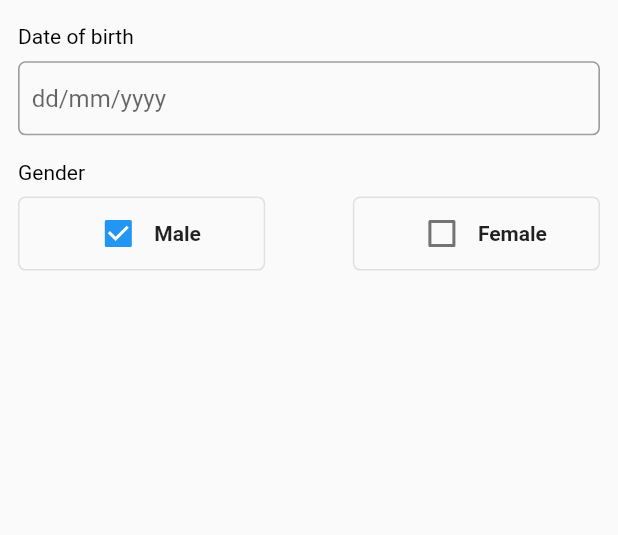
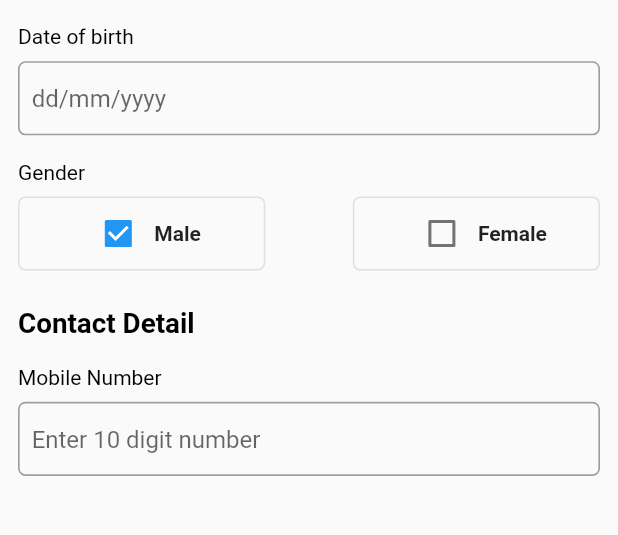
Before and after one commit to Alpha17-2/Friends_App, a Flutter app: what addFriendScreen() shows on an empty page, opened directly, on a phone screen of 412 x 824 dp, the part 551-1086 px from its top. Run offline on Flutter 3.47's test engine with Material 2 defaults, Android fonts, the phone set to English and light mode, and no system bars; our stand-ins replace firebase_auth, firebase_core, flutter_spinkit, image_picker, ionicons; accounts and stored records are empty.

Commit message:
mobile number field set

```diff
--- a/lib/Screens/addFriendScreen.dart
+++ b/lib/Screens/addFriendScreen.dart
@@ -83,6 +83,8 @@ class _addFriendScreenState extends State<addFriendScreen> {
       padding: const EdgeInsets.all(12.0),
       child: Form(
         key: _formKey,
+        child: SingleChildScrollView(
+          physics: NeverScrollableScrollPhysics(),
           child: Column(
             mainAxisAlignment: MainAxisAlignment.start,
             crossAxisAlignment: CrossAxisAlignment.start,
@@ -138,13 +140,15 @@ class _addFriendScreenState extends State<addFriendScreen> {
                 width: displayWidth(context),
                 decoration: BoxDecoration(
                     borderRadius: BorderRadius.circular(5),
-                  border: Border.all(color: Colors.grey,width: 1.1)),
+                    border: Border.all(color: Colors.grey, width: 1.1)),
                 child: Padding(
-                padding: const EdgeInsets.only(top:10.0,left: 8.0,right: 8.0,bottom: 4.0),
+                  padding: const EdgeInsets.only(
+                      top: 10.0, left: 8.0, right: 8.0, bottom: 4.0),
                   child: Center(
                     child: TextFormField(
                       validator: (value) {
-                      if(value.isEmpty || value.length==0) return 'Cannot be empty';
+                        if (value.isEmpty || value.length == 0)
+                          return 'Cannot be empty';
                         return null;
                       },
                       decoration: InputDecoration(
@@ -178,17 +182,21 @@ class _addFriendScreenState extends State<addFriendScreen> {
                 width: displayWidth(context),
                 decoration: BoxDecoration(
                     borderRadius: BorderRadius.circular(5),
-                  border: Border.all(color: Colors.grey,width: 1.1)),
+                    border: Border.all(color: Colors.grey, width: 1.1)),
                 child: Padding(
-                padding: const EdgeInsets.only(top:10.0,left: 8.0,right: 8.0,bottom: 4.0),
+                  padding: const EdgeInsets.only(
+                      top: 10.0, left: 8.0, right: 8.0, bottom: 4.0),
                   child: Center(
                     child: TextFormField(
                       keyboardType: TextInputType.datetime,
                       validator: (value) {
-                      if(value.isEmpty || value.length==0) return 'Cannot be empty';
-                      else{
-                        bool validDate = RegExp(r"^(0[1-9]|[12][0-9]|3[01])[- /.]").hasMatch(value);
-                        if(!validDate) return 'Please fill correct date';
+                        if (value.isEmpty || value.length == 0)
+                          return 'Cannot be empty';
+                        else {
+                          bool validDate =
+                              RegExp(r"^(0[1-9]|[12][0-9]|3[01])[- /.]")
+                                  .hasMatch(value);
+                          if (!validDate) return 'Please fill correct date';
                           return null;
                         }
                       },
@@ -223,47 +231,115 @@ class _addFriendScreenState extends State<addFriendScreen> {
                 crossAxisAlignment: CrossAxisAlignment.center,
                 children: [
                   Container(
-                  height: displayHeight(context)*0.06,
-                  width: displayWidth(context)*0.4,
+                    height: displayHeight(context) * 0.06,
+                    width: displayWidth(context) * 0.4,
                     decoration: BoxDecoration(
                         borderRadius: BorderRadius.circular(5),
-                    border: Border.all(color: Colors.grey[300])
-                  ),
+                        border: Border.all(color: Colors.grey[300])),
                     child: Row(
                       mainAxisAlignment: MainAxisAlignment.center,
                       children: [
-                      Checkbox(value: isMale, onChanged:(value) {
+                        Checkbox(
+                          value: isMale,
+                          onChanged: (value) {
                             setState(() {
-                          if(!isMale) isMale = !isMale;
+                              if (!isMale) isMale = !isMale;
                             });
-                      },),
-                      Text('Male',style: TextStyle(fontWeight: FontWeight.w700),),
+                          },
+                        ),
+                        Text(
+                          'Male',
+                          style: TextStyle(fontWeight: FontWeight.w700),
+                        ),
                       ],
                     ),
                   ),
                   Container(
-                  height: displayHeight(context)*0.06,
-                  width: displayWidth(context)*0.4,
+                    height: displayHeight(context) * 0.06,
+                    width: displayWidth(context) * 0.4,
                     decoration: BoxDecoration(
                         borderRadius: BorderRadius.circular(5),
-                      border: Border.all(color: Colors.grey[300])
-                  ),
+                        border: Border.all(color: Colors.grey[300])),
                     child: Row(
                       mainAxisAlignment: MainAxisAlignment.center,
                       children: [
-                      Checkbox(value: !isMale, onChanged:(value) {
+                        Checkbox(
+                          value: !isMale,
+                          onChanged: (value) {
                             setState(() {
-                          if(isMale)
-                            isMale=!isMale;
+                              if (isMale) isMale = !isMale;
                             });
-                      },),
-                      Text('Female',style: TextStyle(fontWeight: FontWeight.w600),),
+                          },
+                        ),
+                        Text(
+                          'Female',
+                          style: TextStyle(fontWeight: FontWeight.w600),
+                        ),
                       ],
                     ),
                   ),
                 ],
-            )
+              ),
+              Opacity(
+                  opacity: 0,
+                  child: Divider(
+                    height: displayHeight(context) * 0.03,
+                  )),
+              Text(
+                'Contact Detail',
+                style: TextStyle(
+                  color: Colors.black,
+                  fontWeight: FontWeight.bold,
+                  fontSize: displayWidth(context) * 0.045,
+                ),
+              ),
+              Opacity(
+                  opacity: 0,
+                  child: Divider(
+                    height: displayHeight(context) * 0.02,
+                  )),
+              Text(
+                'Mobile Number',
+                style: TextStyle(color: Colors.black),
+              ),
+              Opacity(
+                  opacity: 0,
+                  child: Divider(
+                    height: displayHeight(context) * 0.01,
+                  )),
+              Container(
+                height: displayHeight(context) * 0.06,
+                width: displayWidth(context),
+                decoration: BoxDecoration(
+                    borderRadius: BorderRadius.circular(5),
+                    border: Border.all(color: Colors.grey, width: 1.1)),
+                child: Padding(
+                  padding: const EdgeInsets.only(
+                      top: 10.0, left: 8.0, right: 8.0, bottom: 4.0),
+                  child: Center(
+                    child: TextFormField(
+                      keyboardType: TextInputType.phone,
+                      validator: (value) {
+                        if (value.isEmpty || value.length == 0)
+                          return 'Cannot be empty';
+                        else if (value.length != 10)
+                          return 'Mobile number should contain 10 digits';
+                        return null;
+                      },
+                      decoration: InputDecoration(
+                        hintText: 'Enter 10 digit number',
+                        border: InputBorder.none,
+                        focusedBorder: InputBorder.none,
+                        enabledBorder: InputBorder.none,
+                        errorBorder: InputBorder.none,
+                        disabledBorder: InputBorder.none,
+                      ),
+                    ),
+                  ),
+                ),
+              ),
             ],
+          ),
         ),
       ),
     );
```
Lines whose indentation alone changed are shown as unchanged.
